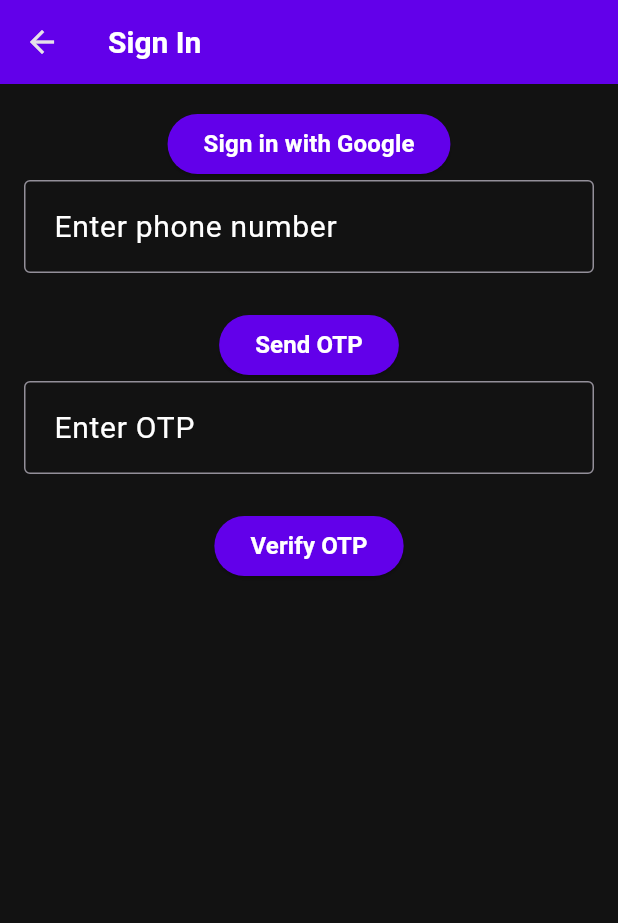
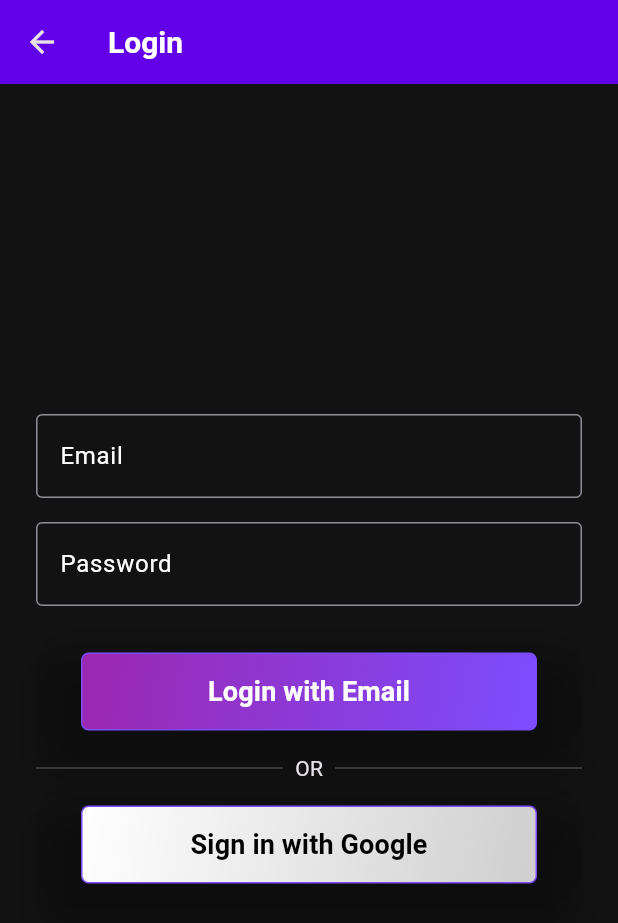
Before and after one commit to sidd7777/bibleTrivia, a Flutter app: the screen it shows after launch, after a tap on "Sign in Page", on a phone screen of 412 x 824 dp. Shown: the top 923 px of the screen. Run offline on Flutter 3.47's test engine with Material 3 defaults, Android fonts, the light colour scheme and no system bars; our stand-ins replace google_sign_in, shared_preferences; network calls fail.

Commit message:
successfully added login with email id and password and google login

```diff
--- /dev/null
+++ b/lib/app/sign-in/auth/auth_service.dart
@@ -0,0 +1,84 @@
+// auth_service.dart
+
+import 'dart:convert';
+
+import 'package:google_sign_in/google_sign_in.dart';
+import 'package:http/http.dart' as http;
+import 'package:shared_preferences/shared_preferences.dart';
+
+import '../../../core/utility/config.dart';
+
+class AuthService {
+  late final String serverClientId; // Declare the serverClientId
+  late GoogleSignIn googleSignIn; // Declare the GoogleSignIn instance
+
+  AuthService() {
+    serverClientId = Config.serverClientId;
+    googleSignIn = GoogleSignIn(
+      scopes: [
+        'email',
+        'https://www.googleapis.com/auth/userinfo.profile',
+      ],
+      serverClientId: serverClientId,
+    );
+  }
+
+  // Email/Password login logic
+  Future<http.Response> loginWithEmailPassword(
+      String email, String password) async {
+    try {
+      var response = await http.post(
+        Uri.parse('http://11.42.13.145:5000/api/login'), // Your backend URL
+        headers: {'Content-Type': 'application/json'},
+        body: jsonEncode({'email': email, 'password': password}),
+      );
+      return response;
+    } catch (e) {
+      print('Email login error: $e');
+      throw Exception('Failed to login');
+    }
+  }
+
+  Future<void> loginWithGoogle() async {
+    try {
+      final GoogleSignInAccount? googleUser = await googleSignIn.signIn();
+      if (googleUser == null) {
+        // The user canceled the sign-in
+        return;
+      }
+
+      final GoogleSignInAuthentication googleAuth =
+          await googleUser.authentication;
+      final idToken = googleAuth.idToken;
+
+      // Check if idToken is null
+      if (idToken == null) {
+        print('Error: No ID Token received');
+        return;
+      }
+
+      var response = await http.post(
+        Uri.parse(
+            'http://11.42.13.145:5000/api/google-signin'), // Your backend URL
+        headers: {'Content-Type': 'application/json'},
+        body: jsonEncode({'token': idToken}), // Ensure the key is 'token'
+      );
+
+      if (response.statusCode == 200) {
+        var jsonResponse = jsonDecode(response.body);
+        await _saveToken(jsonResponse['token']);
+        print('Google login successful');
+      } else {
+        print('Google login failed: ${response.body}');
+      }
+    } catch (error) {
+      print('Google login error: $error');
+    }
+  }
+
+  // Save JWT token
+  Future<void> _saveToken(String token) async {
+    SharedPreferences prefs = await SharedPreferences.getInstance();
+    await prefs.setString('jwt_token', token);
+  }
+}
--- /dev/null
+++ b/lib/app/sign-in/pages/common_login_page.dart
@@ -0,0 +1,115 @@
+// login_page.dart
+
+import 'dart:convert';
+
+import 'package:bible_trivia/widgets/custom_button.dart';
+import 'package:flutter/material.dart';
+
+import '../../../core/app-theme/app_theme.dart';
+import '../../../main.dart';
+import '../../../widgets/custom_text_field.dart';
+import '../auth/auth_service.dart';
+
+class CommonLoginPage extends StatefulWidget {
+  const CommonLoginPage({super.key});
+
+  @override
+  State<CommonLoginPage> createState() => _CommonLoginPageState();
+}
+
+class _CommonLoginPageState extends State<CommonLoginPage> {
+  final TextEditingController _emailController = TextEditingController();
+  final TextEditingController _passwordController = TextEditingController();
+  final AuthService authService = AuthService(); // Instance of AuthService
+
+  void _handleEmailPasswordLogin() async {
+    String email = _emailController.text;
+    String password = _passwordController.text;
+    try {
+      var response = await authService.loginWithEmailPassword(email, password);
+      if (response.statusCode == 200) {
+        var jsonResponse = jsonDecode(response.body);
+        String token = jsonResponse['token']; // Example of using jsonResponse
+        print('Email login successful: $token');
+        // Navigate to the home page or another screen
+        if (mounted) {
+          Navigator.push(
+            context,
+            MaterialPageRoute(
+              builder: (context) => const MyHomePage(title: ""),
+            ),
+          );
+        }
+      } else {
+        print('Email login failed: ${response.body}');
+      }
+    } catch (e) {
+      print('Error during login: $e');
+    }
+  }
+
+  void _handleGoogleLogin() async {
+    try {
+      print('Attempting Google Sign-In...');
+      await authService.loginWithGoogle();
+      print('Google Sign-In successful');
+      // Handle successful login
+    } catch (e) {
+      print('Error during Google Sign-In: $e');
+    }
+    // Handle the next action (e.g., navigation to the home screen)
+    if (mounted) {
+      Navigator.push(
+        context,
+        MaterialPageRoute(
+          builder: (context) => const MyHomePage(title: ""),
+        ),
+      );
+    }
+  }
+
+  @override
+  Widget build(BuildContext context) {
+    return Scaffold(
+      appBar: AppBar(title: const Text(AppTheme.loginTitle)),
+      body: Padding(
+        padding:
+            const EdgeInsets.all(AppTheme.spaceSizeMedium), // Use theme spacing
+        child: Column(
+          mainAxisAlignment: MainAxisAlignment.center,
+          children: [
+            CustomTextField(
+              controller: _emailController,
+              labelText: AppTheme.emailLabel,
+            ),
+            CustomTextField(
+              controller: _passwordController,
+              labelText: AppTheme.passwordLabel,
+              isPassword: true, // Set this to true to obscure the password
+            ),
+            CustomElevatedButton(
+              buttonText: AppTheme.loginWithEmailButton,
+              onPressed: _handleEmailPasswordLogin,
+            ),
+            const Row(
+              children: [
+                Expanded(child: Divider(thickness: 1)),
+                Padding(
+                  padding: EdgeInsets.symmetric(horizontal: 8.0),
+                  child: Text(AppTheme.orText),
+                ),
+                Expanded(child: Divider(thickness: 1)),
+              ],
+            ),
+            CustomElevatedButton(
+              buttonText: AppTheme.googleSignInButton,
+              onPressed: _handleGoogleLogin,
+              backgroundColor: Colors.white,
+              textColor: Colors.black,
+            ),
+          ],
+        ),
+      ),
+    );
+  }
+}
--- a/lib/app/sign-in/pages/sign_in_page.dart
+++ /dev/null
@@ -1,89 +0,0 @@
-import 'package:flutter/material.dart';
-
-import '../../../core/app-theme/app_theme.dart';
-import '../../../core/app-theme/inherited_app_theme.dart';
-import '../auth/google/sign_in_with_google.dart';
-import '../auth/phone-number/sign_in_with_phone_number.dart';
-
-class SignInPage extends StatefulWidget {
-  const SignInPage({super.key});
-
-  @override
-  State<SignInPage> createState() => _SignInPageState();
-}
-
-class _SignInPageState extends State<SignInPage> {
-  String phoneNumber = '';
-  String smsCode = '';
-  String verificationId = '';
-
-  @override
-  Widget build(BuildContext context) {
-    return Scaffold(
-      appBar: AppBar(title: const Text('Sign In')),
-      body: Padding(
-        padding: const EdgeInsets.all(AppTheme.spaceSizeSmall),
-        child: Column(
-          children: [
-            ElevatedButton(
-              style: ElevatedButton.styleFrom(
-                backgroundColor: AppTheme.buttonBackgroundColor,
-              ),
-              onPressed: () async {
-                await signInWithGoogle();
-              },
-              child: Text(
-                'Sign in with Google',
-                style: InheritedAppTheme.buttonTextStyle,
-              ),
-            ),
-            TextField(
-              onChanged: (value) => phoneNumber = value,
-              decoration: InputDecoration(
-                hintText: 'Enter phone number',
-                hintStyle: InheritedAppTheme.bodyTextStyle,
-                border: const OutlineInputBorder(),
-                contentPadding: const EdgeInsets.all(AppTheme.spaceSizeSmall),
-              ),
-            ),
-            const SizedBox(height: AppTheme.spaceSizeMedium),
-            ElevatedButton(
-              style: ElevatedButton.styleFrom(
-                backgroundColor: AppTheme.buttonBackgroundColor,
-              ),
-              onPressed: () async {
-                await signInWithPhoneNumber(phoneNumber);
-              },
-              child: Text(
-                'Send OTP',
-                style: InheritedAppTheme.buttonTextStyle,
-              ),
-            ),
-            TextField(
-              onChanged: (value) => smsCode = value,
-              decoration: InputDecoration(
-                hintText: 'Enter OTP',
-                hintStyle: InheritedAppTheme.bodyTextStyle,
-                border: const OutlineInputBorder(),
-                contentPadding: const EdgeInsets.all(AppTheme.spaceSizeSmall),
-              ),
-            ),
-            const SizedBox(height: AppTheme.spaceSizeMedium),
-            ElevatedButton(
-              style: ElevatedButton.styleFrom(
-                backgroundColor: AppTheme.buttonBackgroundColor,
-              ),
-              onPressed: () async {
-                await verifyOtp(verificationId, smsCode);
-              },
-              child: Text(
-                'Verify OTP',
-                style: InheritedAppTheme.buttonTextStyle,
-              ),
-            ),
-          ],
-        ),
-      ),
-    );
-  }
-}
--- a/lib/core/app-theme/app_theme.dart
+++ b/lib/core/app-theme/app_theme.dart
@@ -1,7 +1,6 @@
 import 'package:flutter/material.dart';
 
 class AppTheme {
-  // Text
   static const String welcomeText = 'Welcome to the Bible Trivia Game!';
   static const String knowledgeText =
       'Test your knowledge about the Bible with this fun quiz!';
@@ -17,6 +16,14 @@ class AppTheme {
   static const String homeText = "Home";
   static const String gameLevelsText = "Game Levels";
   static const String confirmSelectionText = "Confirm Selection";
+
+  // Login Page
+  static const String loginTitle = 'Login';
+  static const String emailLabel = 'Email';
+  static const String passwordLabel = 'Password';
+  static const String loginWithEmailButton = 'Login with Email';
+  static const String orText = 'OR';
+  static const String googleSignInButton = 'Sign in with Google';
 
   // Colors
   static const Color primaryColor = Color(0xFF6200EA); // Purple
--- a/lib/main.dart
+++ b/lib/main.dart
@@ -1,18 +1,20 @@
-import 'package:bible_trivia/app/sign-in/pages/sign_in_page.dart';
+import 'package:bible_trivia/app/sign-in/pages/common_login_page.dart';
 import 'package:bible_trivia/core/app-theme/inherited_app_theme.dart';
 import 'package:bible_trivia/widgets/app_drawer.dart';
 import 'package:bible_trivia/widgets/custom_app_bar.dart';
 import 'package:bible_trivia/widgets/custom_button.dart';
-import 'package:firebase_core/firebase_core.dart';
 import 'package:flutter/material.dart';
 
 import 'app/game-levels/pages/game_level_map.dart';
 import 'app/quiz/pages/quiz_page.dart';
 import 'core/app-theme/app_theme.dart';
+import 'core/utility/config.dart';
 
 void main() async {
   WidgetsFlutterBinding.ensureInitialized();
-  await Firebase.initializeApp();
+  print("Loading environment variables...");
+  print(Config.serverClientId);
+  print("Environment variables loaded.");
   runApp(const MyApp());
 }
 
@@ -66,6 +68,7 @@ class _MyHomePageState extends State<MyHomePage> {
       ),
       drawer: const AppDrawer(),
       body: Center(
+        child: SingleChildScrollView(
           child: Padding(
             padding: const EdgeInsets.all(20),
             child: Column(
@@ -112,7 +115,7 @@ class _MyHomePageState extends State<MyHomePage> {
                     Navigator.push(
                       context,
                       MaterialPageRoute(
-                      builder: (context) => const SignInPage(),
+                        builder: (context) => const CommonLoginPage(),
                       ),
                     );
                   },
@@ -121,6 +124,7 @@ class _MyHomePageState extends State<MyHomePage> {
             ),
           ),
         ),
+      ),
     );
   }
 }
--- /dev/null
+++ b/lib/widgets/custom_text_field.dart
@@ -0,0 +1,36 @@
+import 'package:flutter/material.dart';
+
+import '../core/app-theme/app_theme.dart';
+
+class CustomTextField extends StatelessWidget {
+  final TextEditingController controller;
+  final String labelText;
+  final bool isPassword; // New property to determine if it's a password field
+
+  const CustomTextField({
+    super.key,
+    required this.controller,
+    required this.labelText,
+    this.isPassword = false, // Default to false
+  });
+
+  @override
+  Widget build(BuildContext context) {
+    return Column(
+      crossAxisAlignment: CrossAxisAlignment.start,
+      children: [
+        TextField(
+          controller: controller,
+          obscureText: isPassword, // Use isPassword to set obscureText
+          decoration: InputDecoration(
+            labelText: labelText,
+            border: const OutlineInputBorder(),
+            labelStyle: const TextStyle(color: AppTheme.textColor),
+          ),
+          style: const TextStyle(color: AppTheme.textColor),
+        ),
+        const SizedBox(height: AppTheme.spaceSizeSmall), // Use theme spacing
+      ],
+    );
+  }
+}
```
Also changed, not shown: lib/app/sign-in/auth/google/sign_in_with_google.dart (deleted, +0 -22 lines), lib/app/sign-in/auth/phone-number/sign_in_with_phone_number.dart (deleted, +0 -42 lines), pubspec.yaml (+5 -2 lines), pubspec.lock, 7 other files. Lines whose indentation alone changed are shown as unchanged.
